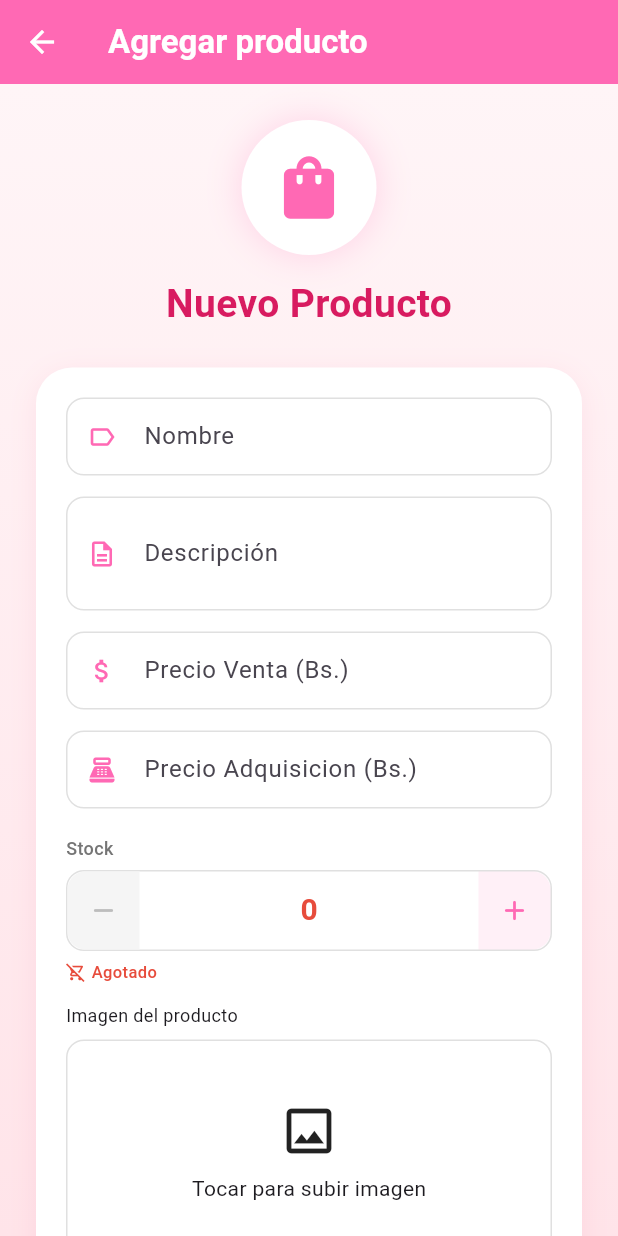
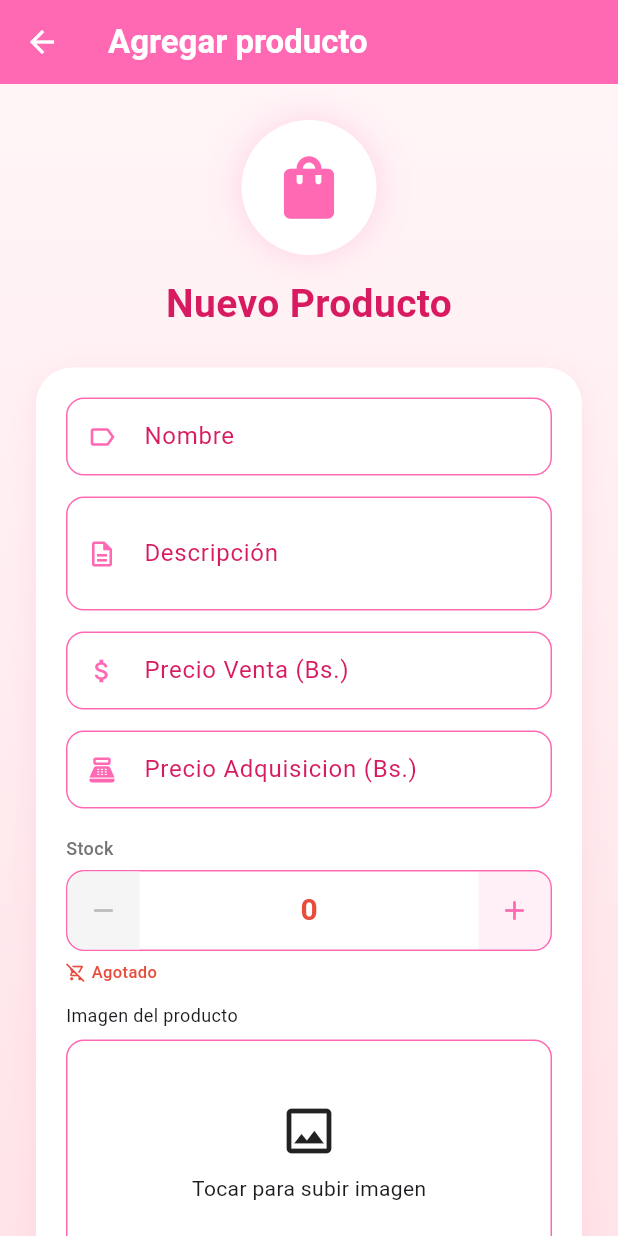
Before and after one commit to 125Srh/sweet, a Flutter app: the AdminHomeScreen screen opened by its route, after a tap on "+ Nuevo Producto", on a phone screen of 412 x 824 dp. Run offline on Flutter 3.47's test engine with Material 3 defaults, Android fonts, the phone set to English and light mode, and no system bars; our stand-ins replace go_router, image_picker, pdf, printing, shared_preferences, supabase_flutter; accounts and stored records are empty.

Commit message:
arreglos de bugs- sarahi

```diff
--- a/lib/features/admin/home/widgets/admin_appbar.dart
+++ b/lib/features/admin/home/widgets/admin_appbar.dart
@@ -48,7 +48,7 @@ class AdminAppBar extends StatelessWidget implements PreferredSizeWidget {
           backgroundColor: Colors.white,
           child: FutureBuilder<Map<String, dynamic>?>(
             future: _obtenerDatosUsuario(),
-            builder: (context, snapshot) {
+            builder: (fbCtx, snapshot) {
               if (snapshot.connectionState == ConnectionState.waiting) {
                 return const SizedBox(
                   height: 200,
--- a/lib/features/admin/home/widgets/admin_drawer.dart
+++ b/lib/features/admin/home/widgets/admin_drawer.dart
@@ -135,11 +135,11 @@ class AdminDrawer extends StatelessWidget {
               );
 
               if (confirmar == true && context.mounted) {
-                Navigator.pop(context);
                 try {
                   await Supabase.instance.client.auth.signOut();
-                  if (!context.mounted) return;
-                  context.go('/login');
+                  if (context.mounted) {
+                    context.go('/login');
+                  }
                 } catch (e) {
                   debugPrint('❌ [DRAWER] Error al cerrar sesión: $e');
                 }
--- a/lib/features/admin/home/widgets/admin_form.dart
+++ b/lib/features/admin/home/widgets/admin_form.dart
@@ -361,7 +361,7 @@ class _AdminFormState extends State<AdminForm> {
                                 height: 150,
                                 width: double.infinity,
                                 decoration: BoxDecoration(
-                                  border: Border.all(color: Colors.grey[300]!),
+                                  border: Border.all(color: _pink, width: 1.0),
                                   borderRadius: BorderRadius.circular(12),
                                 ),
                                 child: _imagenFile != null
@@ -486,7 +486,7 @@ class _AdminFormState extends State<AdminForm> {
         // Control - número +  con el mismo estilo que los inputs
         Container(
           decoration: BoxDecoration(
-            border: Border.all(color: Colors.grey[300]!),
+            border: Border.all(color: _pink, width: 1.0),
             borderRadius: BorderRadius.circular(12),
           ),
           child: Row(
@@ -593,15 +593,16 @@ class _AdminFormState extends State<AdminForm> {
         maxLines: maxLines,
         decoration: InputDecoration(
           labelText: label,
+          labelStyle: const TextStyle(color: _darkPink),
           prefixIcon: Icon(icon, color: _pink, size: 20),
           border: OutlineInputBorder(borderRadius: BorderRadius.circular(12)),
           enabledBorder: OutlineInputBorder(
             borderRadius: BorderRadius.circular(12),
-            borderSide: BorderSide(color: Colors.grey[300]!),
+            borderSide: const BorderSide(color: _pink, width: 1.0),
           ),
           focusedBorder: OutlineInputBorder(
             borderRadius: BorderRadius.circular(12),
-            borderSide: const BorderSide(color: _pink, width: 1.5),
+            borderSide: const BorderSide(color: _darkPink, width: 1.5),
           ),
           contentPadding: const EdgeInsets.symmetric(
             horizontal: 14,
@@ -622,11 +623,11 @@ class _AdminFormState extends State<AdminForm> {
         border: OutlineInputBorder(borderRadius: BorderRadius.circular(12)),
         enabledBorder: OutlineInputBorder(
           borderRadius: BorderRadius.circular(12),
-          borderSide: BorderSide(color: Colors.grey[300]!),
+          borderSide: const BorderSide(color: _pink, width: 1.0),
         ),
         focusedBorder: OutlineInputBorder(
           borderRadius: BorderRadius.circular(12),
-          borderSide: const BorderSide(color: _pink, width: 1.5),
+          borderSide: const BorderSide(color: _darkPink, width: 1.5),
         ),
         contentPadding: const EdgeInsets.symmetric(
           horizontal: 14,
@@ -652,11 +653,11 @@ class _AdminFormState extends State<AdminForm> {
         border: OutlineInputBorder(borderRadius: BorderRadius.circular(12)),
         enabledBorder: OutlineInputBorder(
           borderRadius: BorderRadius.circular(12),
-          borderSide: BorderSide(color: Colors.grey[300]!),
+          borderSide: const BorderSide(color: _pink, width: 1.0),
         ),
         focusedBorder: OutlineInputBorder(
           borderRadius: BorderRadius.circular(12),
-          borderSide: const BorderSide(color: _pink, width: 1.5),
+          borderSide: const BorderSide(color: _darkPink, width: 1.5),
         ),
         contentPadding: const EdgeInsets.symmetric(
           horizontal: 14,
--- a/lib/features/admin/home/widgets/admin_search.dart
+++ b/lib/features/admin/home/widgets/admin_search.dart
@@ -14,10 +14,17 @@ class AdminSearch extends StatelessWidget {
         onChanged: (v) => provider.searchQuery = v,
         decoration: InputDecoration(
           hintText: 'Buscar por nombre',
-          prefixIcon: const Icon(Icons.search),
+          prefixIcon: const Icon(Icons.search, color: pinkColor),
           border: OutlineInputBorder(
             borderRadius: BorderRadius.circular(12),
-            borderSide: const BorderSide(color: pinkColor),
+          ),
+          enabledBorder: OutlineInputBorder(
+            borderRadius: BorderRadius.circular(12),
+            borderSide: const BorderSide(color: pinkColor, width: 1.0),
+          ),
+          focusedBorder: OutlineInputBorder(
+            borderRadius: BorderRadius.circular(12),
+            borderSide: const BorderSide(color: Color(0xFFD81B60), width: 1.5),
           ),
         ),
       ),
--- a/lib/features/client/pay/screen/pay_screen.dart
+++ b/lib/features/client/pay/screen/pay_screen.dart
@@ -467,11 +467,11 @@ class _PayScreenState extends State<PayScreen> {
                     ),
                     enabledBorder: OutlineInputBorder(
                       borderRadius: BorderRadius.circular(12),
-                      borderSide: BorderSide(color: Colors.grey.shade300),
+                      borderSide: const BorderSide(color: Color(0xFFFF69B4), width: 1.0),
                     ),
                     focusedBorder: OutlineInputBorder(
                       borderRadius: BorderRadius.circular(12),
-                      borderSide: const BorderSide(color: Color(0xFFFF69B4)),
+                      borderSide: const BorderSide(color: Color(0xFFFF69B4), width: 1.5),
                     ),
                     counterText: '',
                   ),
```
Also changed, not shown: lib/features/client/pay/provider/pay_provider.dart (+25 -11 lines), lib/features/client/pay/service/pay_service.dart (+92 -13 lines), pubspec.lock.
